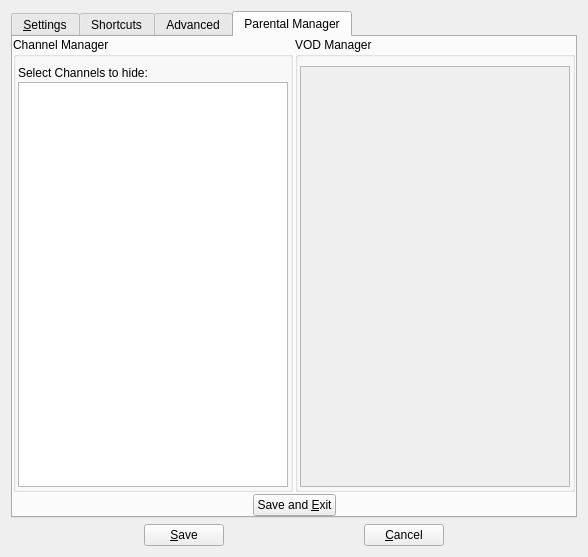
Above: branches/parentalControl/forms/csettingsdlg.ui from code-google-com/vlc-record before the change. Below: the same form after it.
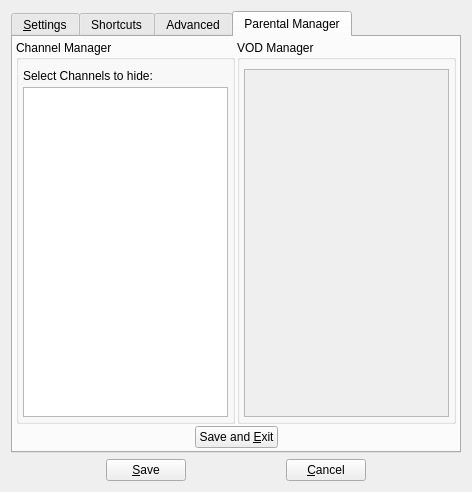
That is the form after the change. The open tabs and pages were chosen to show the change. Icons and pictures are not drawn. Custom widgets are drawn as their Qt base class.

Commit message: - change settings form (resize, change margins)

```diff
--- a/branches/parentalControl/forms/csettingsdlg.ui
+++ b/branches/parentalControl/forms/csettingsdlg.ui
@@ -6,8 +6,8 @@
    <rect>
     <x>0</x>
     <y>0</y>
-    <width>588</width>
-    <height>557</height>
+    <width>469</width>
+    <height>462</height>
    </rect>
   </property>
   <property name="windowTitle">
@@ -764,7 +764,7 @@
             <number>2</number>
            </property>
            <property name="margin">
-            <number>0</number>
+            <number>3</number>
            </property>
            <item>
             <layout class="QHBoxLayout" name="horizontalLayout_6" stretch="5,5">
@@ -775,16 +775,16 @@
                </property>
                <layout class="QVBoxLayout" name="verticalLayout_8">
                 <property name="spacing">
-                 <number>2</number>
+                 <number>4</number>
                 </property>
                 <property name="leftMargin">
-                 <number>2</number>
+                 <number>4</number>
                 </property>
                 <property name="rightMargin">
-                 <number>2</number>
+                 <number>4</number>
                 </property>
                 <property name="bottomMargin">
-                 <number>2</number>
+                 <number>4</number>
                 </property>
                 <item>
                  <widget class="QLabel" name="label_19">
@@ -819,19 +819,19 @@
                </property>
                <layout class="QVBoxLayout" name="verticalLayout_9">
                 <property name="spacing">
-                 <number>2</number>
+                 <number>4</number>
                 </property>
                 <property name="leftMargin">
-                 <number>2</number>
+                 <number>4</number>
                 </property>
                 <property name="topMargin">
                  <number>9</number>
                 </property>
                 <property name="rightMargin">
-                 <number>2</number>
+                 <number>4</number>
                 </property>
                 <property name="bottomMargin">
-                 <number>2</number>
+                 <number>4</number>
                 </property>
                 <item>
                  <widget class="QScrollArea" name="scrollArea">
@@ -843,8 +843,8 @@
                     <rect>
                      <x>0</x>
                      <y>0</y>
-                     <width>265</width>
-                     <height>407</height>
+                     <width>203</width>
+                     <height>319</height>
                     </rect>
                    </property>
                   </widget>
```
The commit also changes 2 other files.
